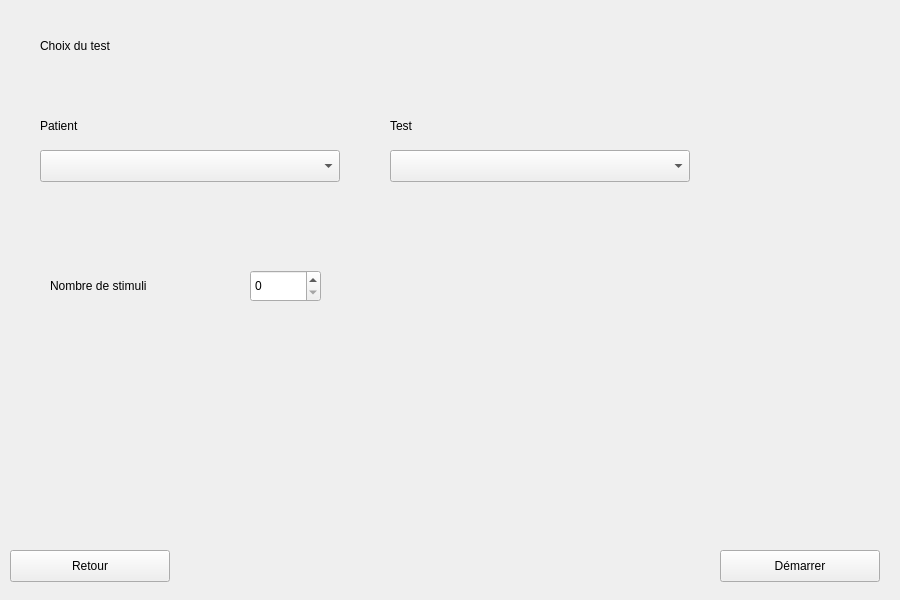
Above: app/gui/design/window/testingsetupdesign.ui from calou/qt-psymot before the change. Below: the same form after it.
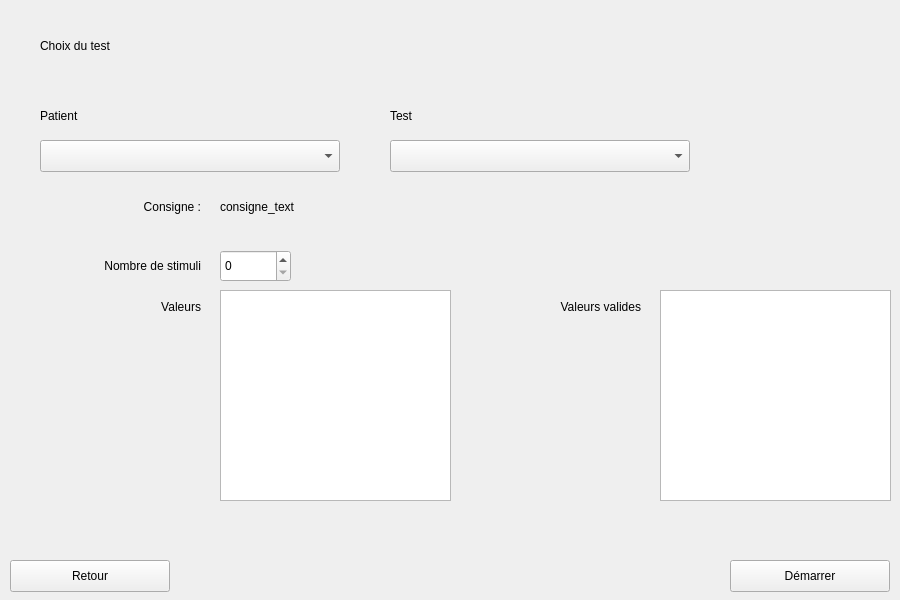
That is the form after the change.

Commit message: Design sur l'écran de configuration de test

Diff of the .ui file:
```diff
--- a/app/gui/design/window/testingsetupdesign.ui
+++ b/app/gui/design/window/testingsetupdesign.ui
@@ -17,7 +17,7 @@
    <property name="geometry">
     <rect>
      <x>40</x>
-     <y>150</y>
+     <y>140</y>
      <width>300</width>
      <height>32</height>
     </rect>
@@ -27,7 +27,7 @@
    <property name="geometry">
     <rect>
      <x>390</x>
-     <y>150</y>
+     <y>140</y>
      <width>300</width>
      <height>32</height>
     </rect>
@@ -50,7 +50,7 @@
    <property name="geometry">
     <rect>
      <x>40</x>
-     <y>110</y>
+     <y>100</y>
      <width>191</width>
      <height>31</height>
     </rect>
@@ -63,7 +63,7 @@
    <property name="geometry">
     <rect>
      <x>390</x>
-     <y>110</y>
+     <y>100</y>
      <width>191</width>
      <height>31</height>
     </rect>
@@ -75,8 +75,8 @@
   <widget class="QSpinBox" name="spinBox">
    <property name="geometry">
     <rect>
-     <x>250</x>
-     <y>270</y>
+     <x>220</x>
+     <y>250</y>
      <width>71</width>
      <height>32</height>
     </rect>
@@ -86,20 +86,23 @@
    <property name="geometry">
     <rect>
      <x>50</x>
-     <y>270</y>
-     <width>191</width>
+     <y>250</y>
+     <width>151</width>
      <height>32</height>
     </rect>
    </property>
    <property name="text">
     <string>Nombre de stimuli</string>
    </property>
+   <property name="alignment">
+    <set>Qt::AlignRight|Qt::AlignTrailing|Qt::AlignVCenter</set>
+   </property>
   </widget>
   <widget class="QPushButton" name="start_button">
    <property name="geometry">
     <rect>
-     <x>720</x>
-     <y>550</y>
+     <x>730</x>
+     <y>560</y>
      <width>160</width>
      <height>32</height>
     </rect>
@@ -112,7 +115,7 @@
    <property name="geometry">
     <rect>
      <x>10</x>
-     <y>550</y>
+     <y>560</y>
      <width>160</width>
      <height>32</height>
     </rect>
@@ -121,6 +124,90 @@
     <string>Retour</string>
    </property>
   </widget>
+  <widget class="QLabel" name="label_4">
+   <property name="geometry">
+    <rect>
+     <x>50</x>
+     <y>300</y>
+     <width>151</width>
+     <height>32</height>
+    </rect>
+   </property>
+   <property name="text">
+    <string>Valeurs</string>
+   </property>
+   <property name="alignment">
+    <set>Qt::AlignRight|Qt::AlignTop|Qt::AlignTrailing</set>
+   </property>
+  </widget>
+  <widget class="QLabel" name="label_6">
+   <property name="geometry">
+    <rect>
+     <x>50</x>
+     <y>200</y>
+     <width>151</width>
+     <height>32</height>
+    </rect>
+   </property>
+   <property name="text">
+    <string>Consigne :</string>
+   </property>
+   <property name="alignment">
+    <set>Qt::AlignRight|Qt::AlignTop|Qt::AlignTrailing</set>
+   </property>
+  </widget>
+  <widget class="QLabel" name="consigne">
+   <property name="geometry">
+    <rect>
+     <x>220</x>
+     <y>200</y>
+     <width>591</width>
+     <height>41</height>
+    </rect>
+   </property>
+   <property name="text">
+    <string>consigne_text</string>
+   </property>
+   <property name="alignment">
+    <set>Qt::AlignLeading|Qt::AlignLeft|Qt::AlignTop</set>
+   </property>
+  </widget>
+  <widget class="QLabel" name="label_5">
+   <property name="geometry">
+    <rect>
+     <x>470</x>
+     <y>300</y>
+     <width>171</width>
+     <height>32</height>
+    </rect>
+   </property>
+   <property name="text">
+    <string>Valeurs valides</string>
+   </property>
+   <property name="alignment">
+    <set>Qt::AlignRight|Qt::AlignTop|Qt::AlignTrailing</set>
+   </property>
+  </widget>
+  <widget class="QTextEdit" name="all_values">
+   <property name="geometry">
+    <rect>
+     <x>220</x>
+     <y>290</y>
+     <width>231</width>
+     <height>211</height>
+    </rect>
+   </property>
+  </widget>
+  <widget class="QTextEdit" name="valid_values">
+   <property name="geometry">
+    <rect>
+     <x>660</x>
+     <y>290</y>
+     <width>231</width>
+     <height>211</height>
+    </rect>
+   </property>
+  </widget>
  </widget>
  <resources/>
  <connections/>
```
The commit also changes 5 other files.
